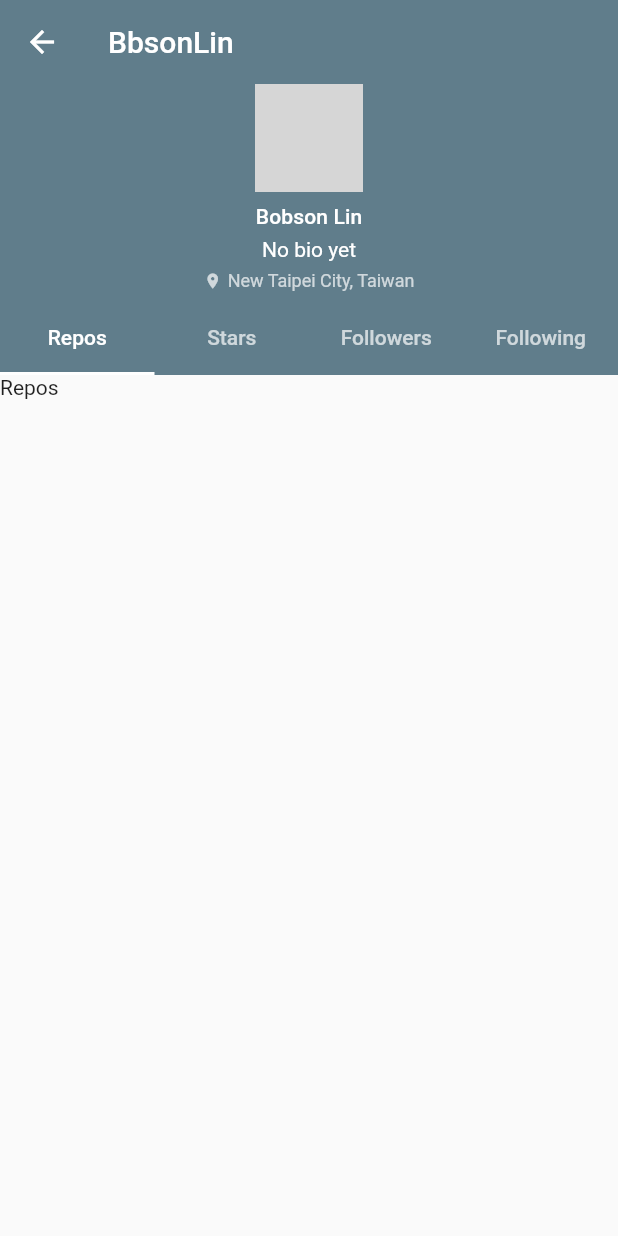
After one commit to BbsonLin/gitme_reborn, a Flutter app: the ProfilePage screen opened by its route, on a phone screen of 412 x 824 dp. The commit adds this screen. Run offline on Flutter 3.47's test engine with Material 2 defaults, Android fonts, the phone set to English and light mode, and no system bars; our stand-ins replace flutter_progress_hud; network calls fail; grey boxes are pictures that could not be loaded.

Commit message:
feat: Day 8 - Profile Page 1

```diff
--- /dev/null
+++ b/lib/components/profile/profile_info.dart
@@ -0,0 +1,56 @@
+import "package:flutter/material.dart";
+
+class ProfileInfo extends StatelessWidget {
+  const ProfileInfo({
+    Key key,
+    @required this.avatarUrl,
+    @required this.name,
+    this.bio,
+    this.location,
+  }) : super(key: key);
+
+  final String avatarUrl;
+  final String name;
+  final String bio;
+  final String location;
+
+  @override
+  Widget build(BuildContext context) {
+    TextTheme _primaryTextTheme = Theme.of(context).primaryTextTheme;
+
+    return Column(
+      children: <Widget>[
+        CircleAvatar(
+          radius: 36.0,
+          backgroundImage: NetworkImage(avatarUrl),
+        ),
+        SizedBox(height: 8.0),
+        Text(
+          name,
+          style: _primaryTextTheme.subtitle,
+        ),
+        SizedBox(height: 6.0),
+        Text(
+          bio ?? "No bio yet",
+          style: _primaryTextTheme.body1,
+        ),
+        SizedBox(height: 6.0),
+        Row(
+          mainAxisAlignment: MainAxisAlignment.center,
+          children: <Widget>[
+            Icon(
+              Icons.location_on,
+              size: _primaryTextTheme.caption.fontSize,
+              color: _primaryTextTheme.caption.color,
+            ),
+            SizedBox(width: 4.0),
+            Text(
+              location,
+              style: _primaryTextTheme.caption,
+            ),
+          ],
+        ),
+      ],
+    );
+  }
+}
--- a/lib/main.dart
+++ b/lib/main.dart
@@ -1,6 +1,7 @@
 import "package:flutter/material.dart";
 import "package:gitme_reborn/pages/home.dart";
 import "package:gitme_reborn/pages/login.dart";
+import 'package:gitme_reborn/pages/profile/profile.dart';
 import "package:gitme_reborn/routes.dart";
 
 void main() => runApp(GitmeRebornApp());
@@ -20,6 +21,7 @@ class GitmeRebornApp extends StatelessWidget {
       routes: {
         GitmeRebornRoutes.login: (context) => LoginPage(),
         GitmeRebornRoutes.home: (context) => MainPage(),
+        GitmeRebornRoutes.profile: (context) => ProfilePage(),
       },
       onGenerateRoute: (settings) {
         switch (settings.name) {
--- a/lib/pages/home.dart
+++ b/lib/pages/home.dart
@@ -63,13 +63,21 @@ class MainPage extends StatelessWidget {
                 ),
                 accountName: Text("Bbson Lin"),
                 accountEmail: Text("bobson801104@gmail.com"),
-                currentAccountPicture: CircleAvatar(
-                  backgroundImage: NetworkImage(
-                    "https://avatars2.githubusercontent.com/u/18156421?s=400&u=1f91dcf74134827fde071751f95522845223ed6a&v=4",
+                currentAccountPicture: GestureDetector(
+                  child: CircleAvatar(
+                    backgroundImage: NetworkImage(
+                      "https://avatars2.githubusercontent.com/u/18156421?s=400&u=1f91dcf74134827fde071751f95522845223ed6a&v=4",
+                    ),
                   ),
+                  onTap: () {
+                    Navigator.of(context).pushNamed("/profile");
+                  },
                 ),
                 otherAccountsPictures: <Widget>[
-                  Icon(Icons.edit, color: Colors.white),
+                  IconButton(
+                    icon: Icon(Icons.edit, color: Colors.white),
+                    onPressed: () {},
+                  ),
                 ],
               ),
               DrawerTile(
--- /dev/null
+++ b/lib/pages/profile/profile.dart
@@ -0,0 +1,55 @@
+import "package:flutter/material.dart";
+import 'package:gitme_reborn/components/profile/profile_info.dart';
+
+class ProfilePage extends StatelessWidget {
+  @override
+  Widget build(BuildContext context) {
+    return DefaultTabController(
+      child: Scaffold(
+        body: CustomScrollView(
+          slivers: <Widget>[
+            SliverAppBar(
+              title: Text("BbsonLin"),
+              pinned: true,
+              expandedHeight: 250.0,
+              flexibleSpace: FlexibleSpaceBar(
+                background: Column(
+                  mainAxisAlignment: MainAxisAlignment.end,
+                  children: <Widget>[
+                    ProfileInfo(
+                      avatarUrl:
+                          "https://avatars2.githubusercontent.com/u/18156421?s=400&u=1f91dcf74134827fde071751f95522845223ed6a&v=4",
+                      name: "Bobson Lin",
+                      location: "New Taipei City, Taiwan",
+                    ),
+                    SizedBox(height: 8.0),
+                    TabBar(
+                      labelPadding: EdgeInsets.zero,
+                      tabs: <Widget>[
+                        Tab(text: "Repos"),
+                        Tab(text: "Stars"),
+                        Tab(text: "Followers"),
+                        Tab(text: "Following"),
+                      ],
+                    ),
+                  ],
+                ),
+              ),
+            ),
+            SliverFillRemaining(
+              child: TabBarView(
+                children: <Widget>[
+                  Text("Repos"),
+                  Text("Stars"),
+                  Text("Followers"),
+                  Text("Following"),
+                ],
+              ),
+            ),
+          ],
+        ),
+      ),
+      length: 4,
+    );
+  }
+}
--- a/lib/routes.dart
+++ b/lib/routes.dart
@@ -3,4 +3,5 @@ class GitmeRebornRoutes {
   static const root = "/";
   static const login = "/login";
   static const home = "/home";
+  static const profile   = "/profile";
 }
```
